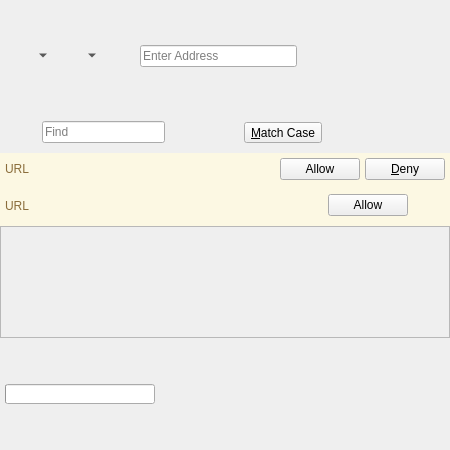
Qt form 2.x/UI/dooble_page.ui (textbrowser/dooble) before a commit.
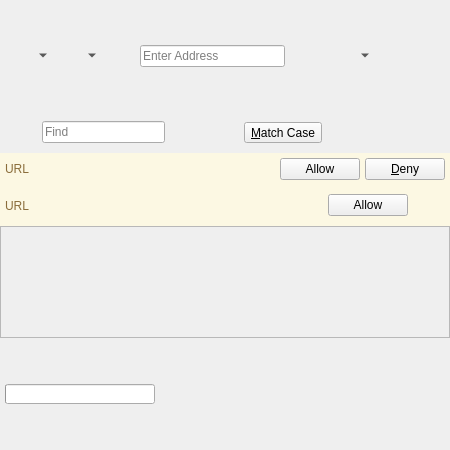
The same form after that commit. Custom widgets are drawn as their Qt base class.

Commit message: OS X tool button menu.

What changed in the file:
```diff
--- a/2.x/UI/dooble_page.ui
+++ b/2.x/UI/dooble_page.ui
@@ -153,6 +153,9 @@
           <height>24</height>
          </size>
         </property>
+        <property name="popupMode">
+         <enum>QToolButton::MenuButtonPopup</enum>
+        </property>
         <property name="autoRaise">
          <bool>true</bool>
         </property>
```
The commit also changes 1 other file.
